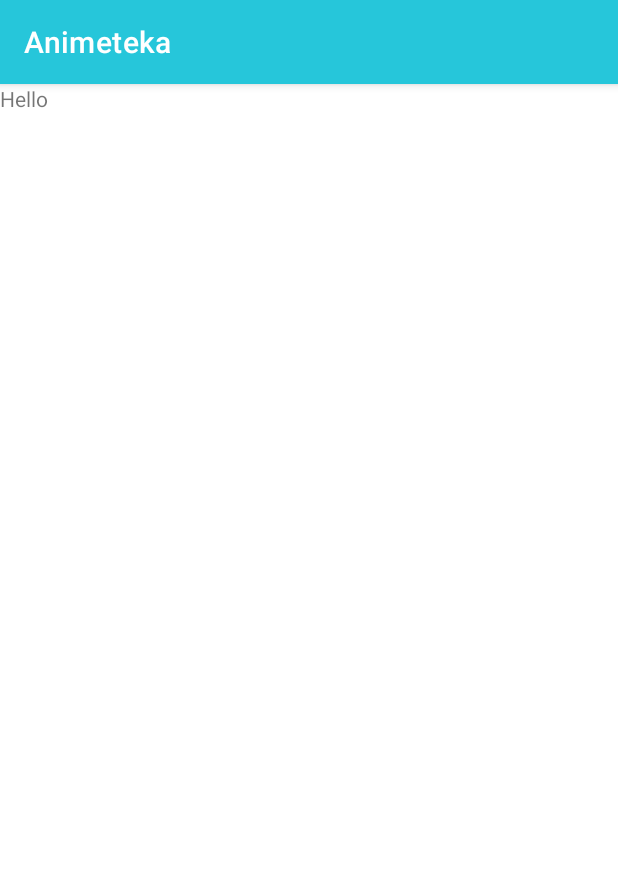
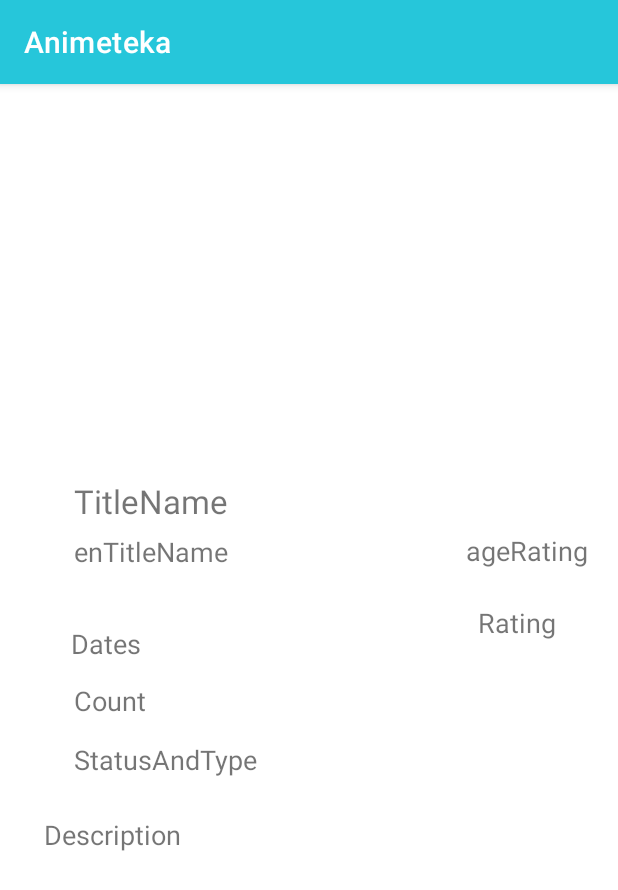
Before and after one commit to QuietPhantom/Animeteka, an Android app: the fragment ElementFragment shown on its own in the app's theme, on a phone screen of 412 x 824 dp. Shown: the top 890 px of the screen. Run offline under Robolectric (Android 15) with nearby library versions, the phone set to English and light mode, and no system bars.

Commit message:
Прототип внешнего вида тайтла готов

```diff
--- a/app/src/main/java/com/example/animeteka/entities/RetrofitApiDataCallbackEntity.kt
+++ b/app/src/main/java/com/example/animeteka/entities/RetrofitApiDataCallbackEntity.kt
@@ -11,7 +11,7 @@ data class RetrofitApiDataEntity(
 
 data class AttributesEntity(
     val canonicalTitle: String,
-    val titles: TitleEntity,
+    val titles: TitlesEntity,
     val description: String,
     val posterImage: ImageUrls,
     val averageRating: String,
@@ -35,6 +35,6 @@ data class ImageUrls(
     val original: String
 )
 
-data class TitleEntity(
+data class TitlesEntity(
     val en: String
 )
--- a/app/src/main/java/com/example/animeteka/ui/home/HomeFragment.kt
+++ b/app/src/main/java/com/example/animeteka/ui/home/HomeFragment.kt
@@ -78,10 +78,8 @@ class HomeFragment : Fragment() {
             }
 
             override fun onResponse(call: Call<RetrofitApiCallbackEntity>, response: Response<RetrofitApiCallbackEntity>) {
-
                 adapter = TitlesAdapter(response.body()!!)
                 recyclerView.adapter = adapter
-
                 dialog.dismiss()
             }
         })
--- a/app/src/main/res/layout/fragment_element.xml
+++ b/app/src/main/res/layout/fragment_element.xml
@@ -1,13 +1,114 @@
 <?xml version="1.0" encoding="utf-8"?>
-<FrameLayout xmlns:android="http://schemas.android.com/apk/res/android"
+<androidx.constraintlayout.widget.ConstraintLayout xmlns:android="http://schemas.android.com/apk/res/android"
+    xmlns:app="http://schemas.android.com/apk/res-auto"
     xmlns:tools="http://schemas.android.com/tools"
     android:layout_width="match_parent"
     android:layout_height="match_parent"
     tools:context=".ui.element.ElementFragment">
 
     <TextView
-        android:layout_width="match_parent"
-        android:layout_height="match_parent"
-        android:text="Hello" />
+        android:id="@+id/enTitleName"
+        android:layout_width="253dp"
+        android:layout_height="33dp"
+        android:layout_marginTop="52dp"
+        android:text="enTitleName"
+        android:textSize="18dp"
+        app:layout_constraintEnd_toEndOf="parent"
+        app:layout_constraintHorizontal_bias="0.31"
+        app:layout_constraintStart_toStartOf="parent"
+        app:layout_constraintTop_toBottomOf="@+id/titleImage" />
 
-</FrameLayout>
+    <TextView
+        android:id="@+id/Rating"
+        android:layout_width="73dp"
+        android:layout_height="32dp"
+        android:layout_marginStart="24dp"
+        android:layout_marginTop="16dp"
+        android:text="Rating"
+        android:textSize="18dp"
+        app:layout_constraintEnd_toEndOf="parent"
+        app:layout_constraintHorizontal_bias="0.0"
+        app:layout_constraintStart_toEndOf="@+id/Dates"
+        app:layout_constraintTop_toBottomOf="@+id/textView8" />
+
+    <TextView
+        android:id="@+id/Dates"
+        android:layout_width="247dp"
+        android:layout_height="30dp"
+        android:layout_marginTop="28dp"
+        android:text="Dates"
+        android:textSize="18dp"
+        app:layout_constraintEnd_toEndOf="parent"
+        app:layout_constraintHorizontal_bias="0.286"
+        app:layout_constraintStart_toStartOf="parent"
+        app:layout_constraintTop_toBottomOf="@+id/enTitleName" />
+
+    <TextView
+        android:id="@+id/textView8"
+        android:layout_width="81dp"
+        android:layout_height="32dp"
+        android:layout_marginStart="8dp"
+        android:layout_marginTop="4dp"
+        android:text="ageRating"
+        android:textSize="18dp"
+        app:layout_constraintStart_toEndOf="@+id/enTitleName"
+        app:layout_constraintTop_toBottomOf="@+id/TitleName" />
+
+    <TextView
+        android:id="@+id/Count"
+        android:layout_width="248dp"
+        android:layout_height="31dp"
+        android:layout_marginTop="8dp"
+        android:text="Count"
+        android:textSize="18dp"
+        app:layout_constraintEnd_toEndOf="parent"
+        app:layout_constraintHorizontal_bias="0.3"
+        app:layout_constraintStart_toStartOf="parent"
+        app:layout_constraintTop_toBottomOf="@+id/Dates" />
+
+    <TextView
+        android:id="@+id/StatusAndType"
+        android:layout_width="245dp"
+        android:layout_height="30dp"
+        android:layout_marginTop="8dp"
+        android:text="StatusAndType"
+        android:textSize="18dp"
+        app:layout_constraintEnd_toEndOf="parent"
+        app:layout_constraintHorizontal_bias="0.295"
+        app:layout_constraintStart_toStartOf="parent"
+        app:layout_constraintTop_toBottomOf="@+id/Count" />
+
+    <TextView
+        android:id="@+id/TitleName"
+        android:layout_width="336dp"
+        android:layout_height="31dp"
+        android:layout_marginTop="16dp"
+        android:text="TitleName"
+        android:textSize="22dp"
+        app:layout_constraintEnd_toEndOf="parent"
+        app:layout_constraintHorizontal_bias="0.653"
+        app:layout_constraintStart_toStartOf="parent"
+        app:layout_constraintTop_toBottomOf="@+id/titleImage" />
+
+    <ImageView
+        android:id="@+id/titleImage"
+        android:layout_width="164dp"
+        android:layout_height="231dp"
+        android:layout_marginTop="16dp"
+        app:layout_constraintEnd_toEndOf="parent"
+        app:layout_constraintHorizontal_bias="0.498"
+        app:layout_constraintStart_toStartOf="parent"
+        app:layout_constraintTop_toTopOf="parent" />
+
+    <TextView
+        android:id="@+id/fullDescription"
+        android:layout_width="352dp"
+        android:layout_height="223dp"
+        android:layout_marginTop="20dp"
+        android:text="Description"
+        android:textSize="18dp"
+        app:layout_constraintEnd_toEndOf="parent"
+        app:layout_constraintHorizontal_bias="0.491"
+        app:layout_constraintStart_toStartOf="parent"
+        app:layout_constraintTop_toBottomOf="@+id/StatusAndType" />
+</androidx.constraintlayout.widget.ConstraintLayout>
```
